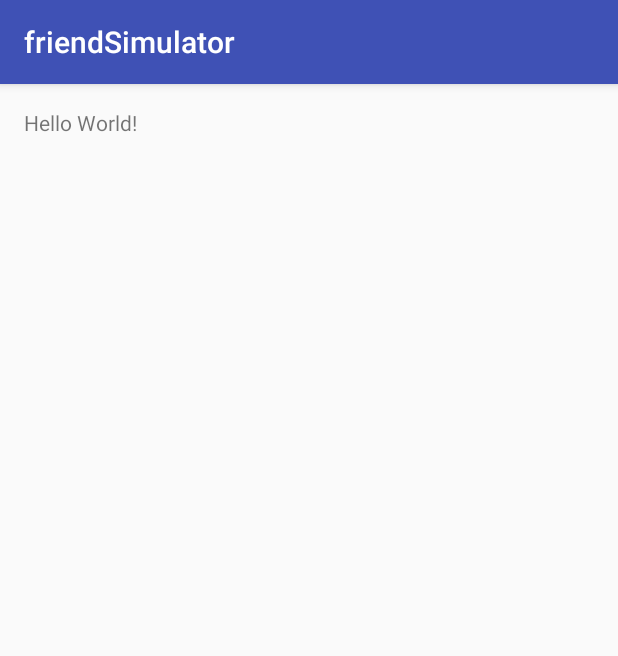
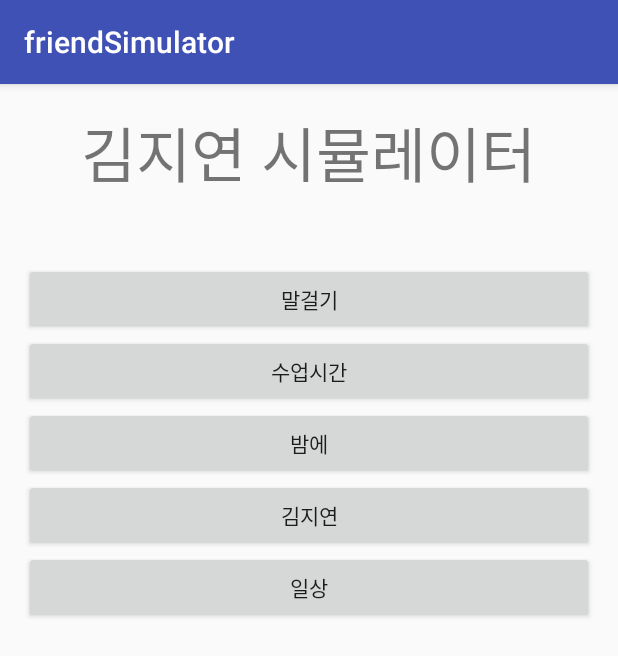
Before and after one commit to wwhurin/friend-simulator, an Android app: the screen it shows after launch (MainActivity), on a phone screen of 412 x 824 dp. Shown: the top 656 px of the screen. Run offline under Robolectric (Android 15) with nearby library versions, the phone set to English and light mode, and no system bars.

Commit message:
#6 김지연 시뮬레이터 버튼 5개 추가

```diff
--- a/app/src/main/res/layout/activity_main.xml
+++ b/app/src/main/res/layout/activity_main.xml
@@ -12,5 +12,58 @@
     <TextView
         android:layout_width="wrap_content"
         android:layout_height="wrap_content"
-        android:text="Hello World!" />
+        android:textSize="40sp"
+        android:text="김지연 시뮬레이터"
+        android:id="@+id/textView"
+        android:layout_alignParentTop="true"
+        android:layout_centerHorizontal="true" />
+
+    <Button
+        android:layout_width="match_parent"
+        android:layout_height="wrap_content"
+        android:text="말걸기"
+        android:id="@+id/button1"
+        android:layout_below="@+id/textView"
+        android:layout_alignParentLeft="true"
+        android:layout_alignParentStart="true"
+        android:layout_marginTop="43dp"
+        android:layout_alignParentRight="true"
+        android:layout_alignParentEnd="true" />
+
+    <Button
+        android:layout_width="match_parent"
+        android:layout_height="wrap_content"
+        android:text="수업시간"
+        android:id="@+id/button2"
+        android:layout_below="@+id/button1"
+        android:layout_alignParentLeft="true"
+        android:layout_alignParentStart="true"
+        />
+
+    <Button
+        android:layout_width="match_parent"
+        android:layout_height="wrap_content"
+        android:text="밤에"
+        android:id="@+id/button3"
+        android:layout_below="@+id/button2"
+        android:layout_alignParentRight="true"
+        android:layout_alignParentEnd="true" />
+
+    <Button
+        android:layout_width="match_parent"
+        android:layout_height="wrap_content"
+        android:text="김지연"
+        android:id="@+id/button4"
+        android:layout_below="@+id/button3"
+        android:layout_alignParentLeft="true"
+        android:layout_alignParentStart="true" />
+
+    <Button
+        android:layout_width="match_parent"
+        android:layout_height="wrap_content"
+        android:text="일상"
+        android:id="@+id/button5"
+        android:layout_below="@+id/button4"
+        android:layout_alignParentLeft="true"
+        android:layout_alignParentStart="true" />
 </RelativeLayout>
```
